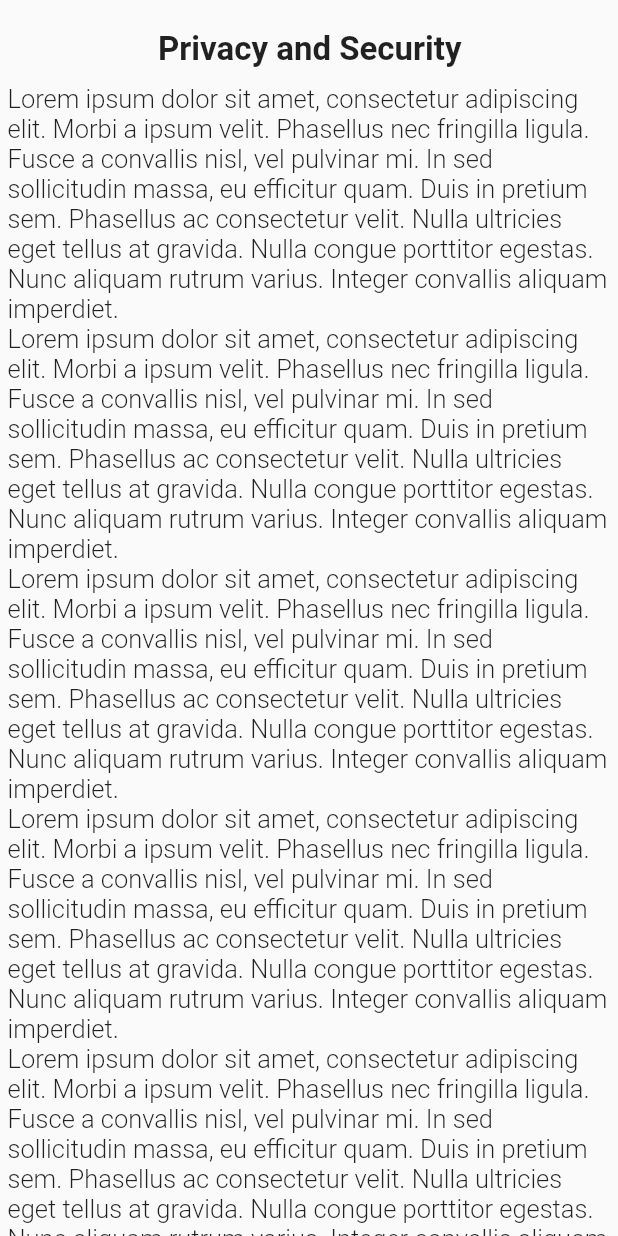
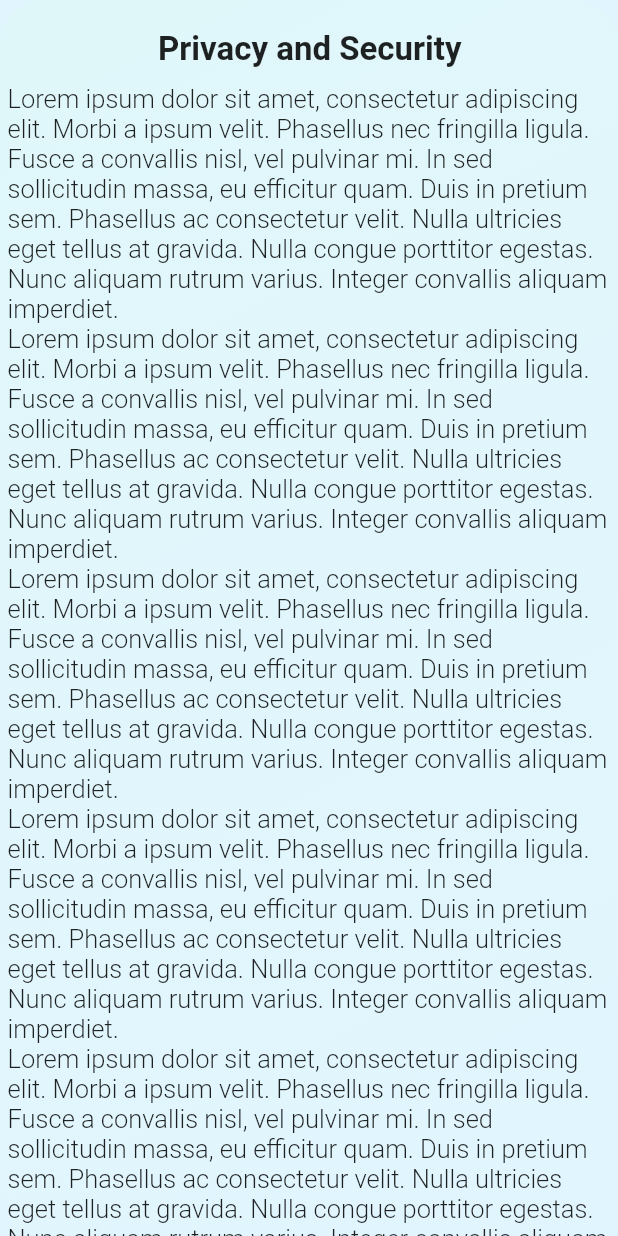
Before and after one commit to AbdulsemedM/cooplaymobile, a Flutter app: the Prisec screen opened directly, on a phone screen of 412 x 824 dp. Run offline on Flutter 3.47's test engine with Material 2 defaults, Android fonts, the phone set to English and light mode, and no system bars; our stand-ins replace animated_splash_screen, carousel_slider, file_picker, fluttertoast, font_awesome_flutter, geolocator and 7 more; missing offline and left inert: back_button_interceptor, launch_review; accounts and stored records are empty.

Commit message:
some changes

```diff
--- a/lib/Settings/PaS.dart
+++ b/lib/Settings/PaS.dart
@@ -1,5 +1,6 @@
 import 'package:flutter/material.dart';
-import 'package:flutter/widgets.dart';
+// import 'package:flutter/widgets.dart';
+import 'package:protest/colors.dart';
 
 class Prisec extends StatefulWidget {
   @override
@@ -11,12 +12,24 @@ class _PrisecState extends State<Prisec> {
   Widget build(BuildContext context) {
     return SafeArea(
       child: Scaffold(
+        backgroundColor: Colors_selector.pair2,
         body: SingleChildScrollView(
           child: SizedBox(
             height: MediaQuery.of(context).size.height * 1,
             child: Container(
               height: MediaQuery.of(context).size.height * 1,
               width: MediaQuery.of(context).size.width * 1,
+              decoration: BoxDecoration(
+                gradient: LinearGradient(
+                    colors: [Colors_selector.pair1, Colors_selector.pair2],
+                    begin: Alignment.topLeft,
+                    end: Alignment.bottomRight),
+                borderRadius: BorderRadius.only(
+                    topLeft: Radius.circular(30),
+                    topRight: Radius.circular(30),
+                    bottomLeft: Radius.circular(30),
+                    bottomRight: Radius.circular(30)),
+              ),
               padding: EdgeInsets.fromLTRB(5, 0, 4, 0),
               child: Center(
                   child: Column(
```
Also changed, not shown: lib/Signup.dart (+0 -42 lines).
